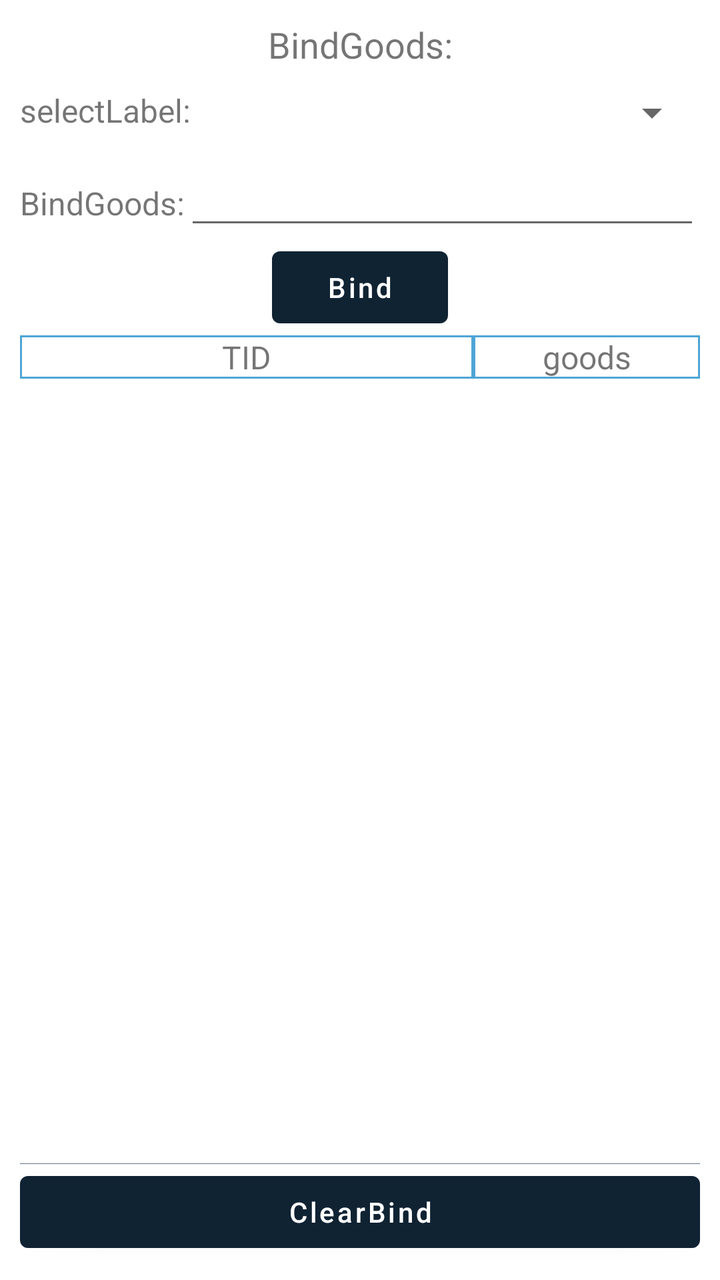
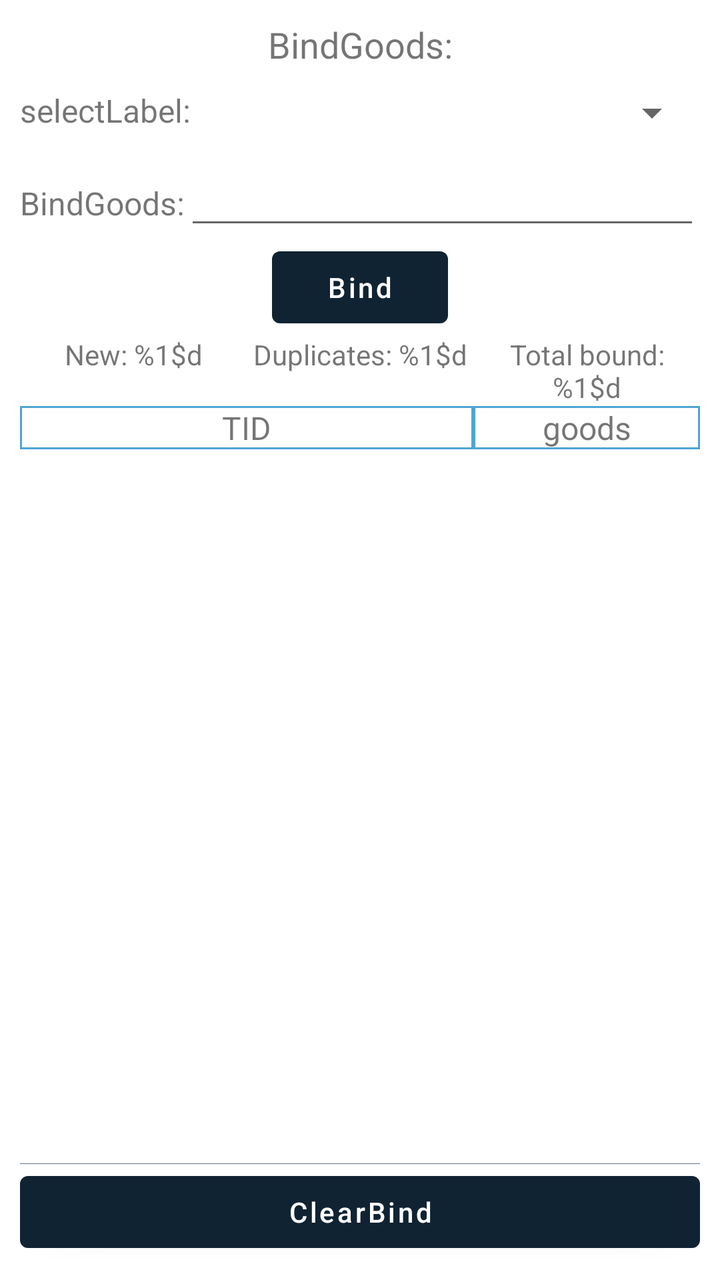

Two renders of the same Android screen: before a commit and after it. Below are the layout's source before the change and the commit's diff.
<!-- AndroidManifest.xml: application theme Theme.UHFReaderDemo -->
<!-- res/layout/fragment_bind_6b.xml -->
<?xml version="1.0" encoding="utf-8"?>
<LinearLayout xmlns:android="http://schemas.android.com/apk/res/android"
    xmlns:app="http://schemas.android.com/apk/res-auto"
    xmlns:tools="http://schemas.android.com/tools"
    android:id="@+id/bind_fragment"
    android:layout_width="match_parent"
    android:layout_height="match_parent"
    android:orientation="vertical"
    android:padding="10dp">

    <TextView
        android:layout_width="match_parent"
        android:layout_height="wrap_content"
        android:text="@string/bind_goods"
        android:textAlignment="center"
        android:textSize="@dimen/text_size_18" />

    <LinearLayout
        android:layout_width="match_parent"
        android:layout_height="wrap_content"
        android:layout_marginTop="10dp"
        android:orientation="horizontal">

        <TextView
            android:layout_width="wrap_content"
            android:layout_height="wrap_content"
            android:text="@string/select_label"
            android:textSize="@dimen/text_size_16" />

        <Spinner
            android:id="@+id/bind_tid"
            android:layout_width="match_parent"
            android:layout_height="wrap_content"
            android:textAlignment="center" />

    </LinearLayout>


    <LinearLayout
        android:layout_width="match_parent"
        android:layout_height="wrap_content"
        android:layout_marginTop="10dp"
        android:orientation="horizontal">

        <TextView
            android:layout_width="wrap_content"
            android:layout_height="wrap_content"
            android:text="@string/bind_goods"
            android:textSize="@dimen/text_size_16" />

        <EditText
            android:id="@+id/bind_name"
            android:layout_width="match_parent"
            android:layout_height="wrap_content" />

    </LinearLayout>

    <Button
        android:id="@+id/bind_event"
        android:layout_width="wrap_content"
        android:layout_height="wrap_content"
        android:layout_gravity="center"
        android:textAllCaps="false"
        android:text="@string/bind_btn" />

    <LinearLayout
        android:layout_width="match_parent"
        android:layout_height="wrap_content"
        android:orientation="horizontal">

        <TextView
            android:id="@+id/bind_item_epc"
            android:layout_width="0dp"
            android:layout_height="wrap_content"
            android:background="@drawable/layer"
            android:layout_weight="2"
            android:textSize="@dimen/text_size_16"
            android:text="TID"
            android:textAlignment="center" />

        <TextView
            android:id="@+id/bind_item_name"
            android:layout_width="0dp"
            android:layout_height="wrap_content"
            android:background="@drawable/layer"
            android:textSize="@dimen/text_size_16"
            android:layout_weight="1"
            android:text="@string/goods_table_title"
            android:textAlignment="center" />
    </LinearLayout>

    <androidx.recyclerview.widget.RecyclerView
        android:id="@+id/bind_listView"
        android:layout_width="match_parent"
        android:layout_height="0dp"
        android:layout_weight="1"/>

    <View
        android:layout_width="match_parent"
        android:background="@color/color2"
        android:layout_height="1px"/>

    <LinearLayout
        android:layout_width="match_parent"
        android:orientation="horizontal"
        android:layout_height="wrap_content">

        <Button
            android:id="@+id/bind_clean"
            android:layout_width="0dp"
            android:layout_weight="1"
            android:text="@string/clear_bind"
            android:textAllCaps="false"
            android:layout_height="wrap_content"/>


    </LinearLayout>

</LinearLayout>
<!-- resources referenced by this layout -->
<resources>
  <color name="color2">#64748B</color>
  <dimen name="text_size_16">16sp</dimen>
  <dimen name="text_size_18">18sp</dimen>
  <!-- drawable layer (drawable) -->
  <?xml version="1.0" encoding="utf-8"?>
  <shape xmlns:android="http://schemas.android.com/apk/res/android"
      android:shape="rectangle">
      <solid android:color="#ffffff" />
      <stroke
          android:width="1dip"
          android:color="#4fa5d5" />
  </shape>
  <string name="bind_btn">Bind</string>
  <string name="bind_goods">BindGoods:</string>
  <string name="clear_bind">ClearBind</string>
  <string name="goods_table_title">goods</string>
  <string name="select_label">selectLabel:</string>
  <style name="Theme.UHFReaderDemo" parent="Theme.MaterialComponents.Light.DarkActionBar">
          
          <item name="colorPrimary">@color/terminal_navy</item>
          <item name="colorPrimaryVariant">@color/terminal_navy</item>
          <item name="colorOnPrimary">@color/white</item>
          
          <item name="colorSecondary">@color/teal_primary</item>
          <item name="colorSecondaryVariant">@color/teal_primary</item>
          <item name="colorOnSecondary">@color/black</item>
          
          <item name="android:statusBarColor">@color/terminal_navy</item>
          <item name="android:navigationBarColor">@color/white</item>
          <item name="android:windowLightNavigationBar">true</item>
          
      </style>
  <color name="terminal_navy">#102333</color>
  <color name="white">#FFFFFFFF</color>
  <color name="teal_primary">#087F72</color>
  <color name="black">#FF000000</color>
</resources>

<!-- the commit's change to res/layout/fragment_bind_6b.xml (unified diff, before → after) -->
@@ -69,6 +69,36 @@
         android:orientation="horizontal">
 
         <TextView
+            android:id="@+id/bind_new_count"
+            android:layout_width="0dp"
+            android:layout_height="wrap_content"
+            android:layout_weight="1"
+            android:gravity="center"
+            android:text="@string/bind_new_count" />
+
+        <TextView
+            android:id="@+id/bind_duplicate_count"
+            android:layout_width="0dp"
+            android:layout_height="wrap_content"
+            android:layout_weight="1"
+            android:gravity="center"
+            android:text="@string/bind_duplicate_count" />
+
+        <TextView
+            android:id="@+id/bind_total_count"
+            android:layout_width="0dp"
+            android:layout_height="wrap_content"
+            android:layout_weight="1"
+            android:gravity="center"
+            android:text="@string/bind_total_count" />
+    </LinearLayout>
+
+    <LinearLayout
+        android:layout_width="match_parent"
+        android:layout_height="wrap_content"
+        android:orientation="horizontal">
+
+        <TextView
             android:id="@+id/bind_item_epc"
             android:layout_width="0dp"
             android:layout_height="wrap_content"
<!-- resource entries referenced after the edit -->
@@ -13,7 +13,10 @@
           android:color="#4fa5d5" />
   </shape>
   <string name="bind_btn">Bind</string>
+  <string name="bind_duplicate_count">Duplicates: %1$d</string>
   <string name="bind_goods">BindGoods:</string>
+  <string name="bind_new_count">New: %1$d</string>
+  <string name="bind_total_count">Total bound: %1$d</string>
   <string name="clear_bind">ClearBind</string>
   <string name="goods_table_title">goods</string>
   <string name="select_label">selectLabel:</string>
